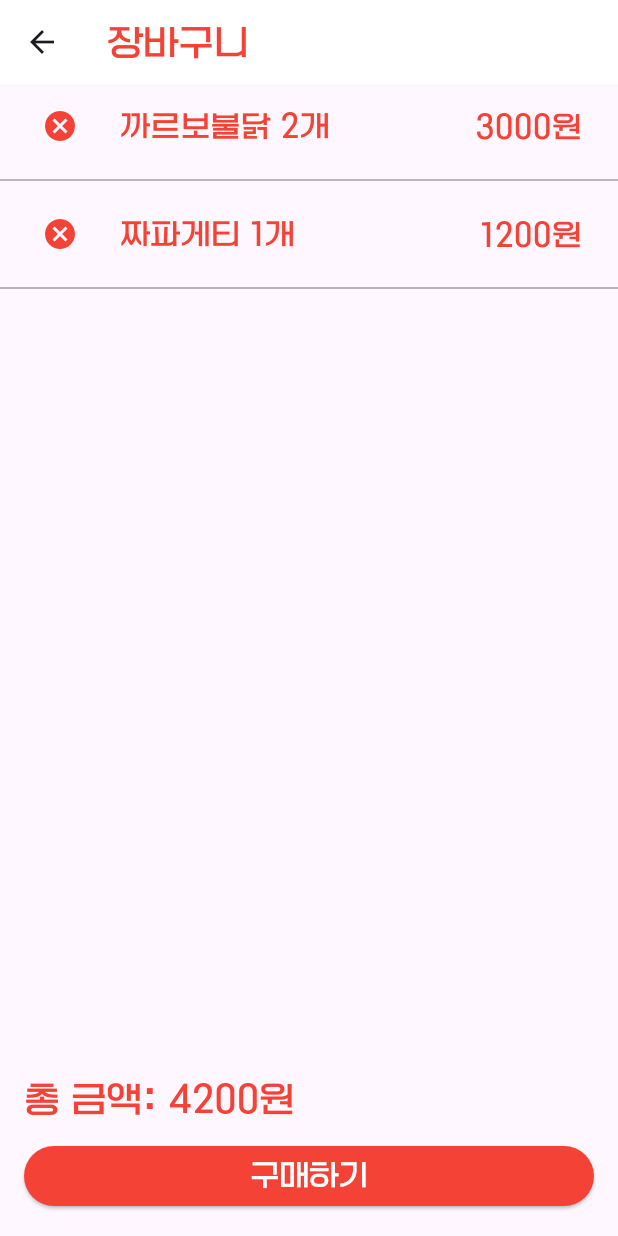
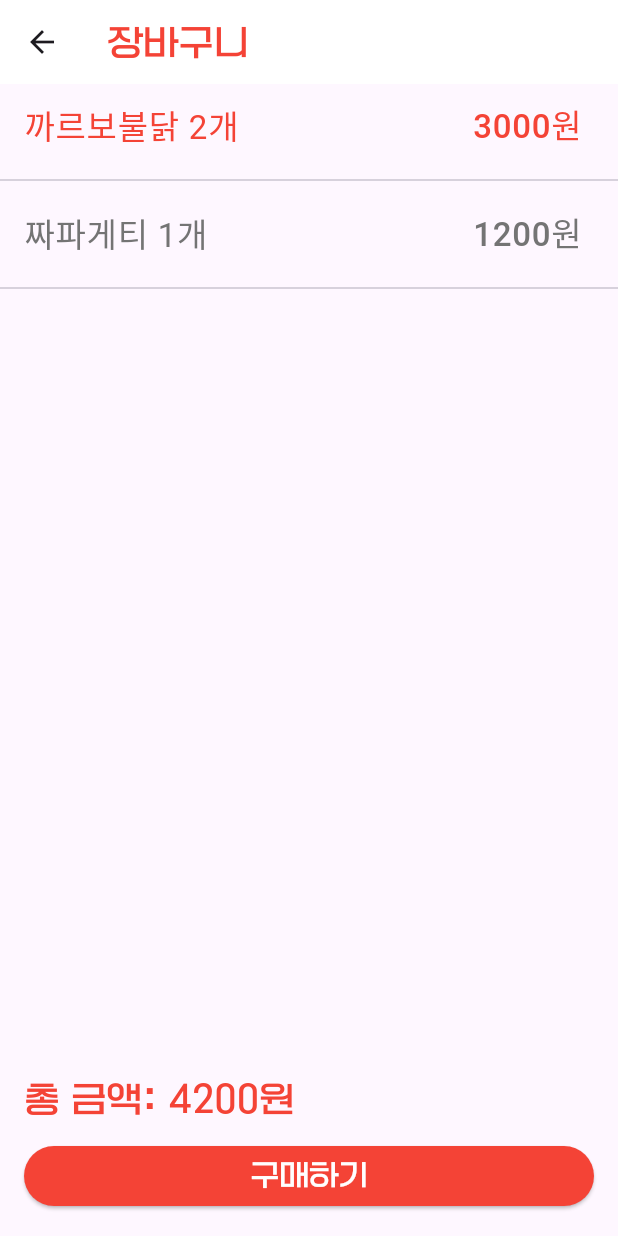
Before and after one commit to MyKnow/ishopping, a Flutter app: the ShoppingBagScreen screen opened directly, after a tap on "구매하기", on a phone screen of 412 x 824 dp. Run offline on Flutter 3.47's test engine with Material 3 defaults, Android fonts, the phone set to English and light mode, and no system bars; our stand-ins replace camera, flutter_tts, geolocator, local_auth, permission_handler, vibration; missing offline and left inert: haptic_feedback, tflite_flutter.

Commit message:
장바구니 스와이프 UX 변경

```diff
--- a/lib/shopping_bag.dart
+++ b/lib/shopping_bag.dart
@@ -1,9 +1,11 @@
 import 'package:flutter/material.dart';
+import 'package:flutter_tts/flutter_tts.dart';
 import 'package:local_auth/local_auth.dart';
-// import 'cart_items.dart'; // 상품 데이터를 가져오는 파일
+import 'package:vibration/vibration.dart';
 
 class ShoppingBagScreen extends StatefulWidget {
   final Map<String, int>? shoppingbag;
+
   const ShoppingBagScreen({super.key, this.shoppingbag});
 
   @override
@@ -11,8 +13,9 @@ class ShoppingBagScreen extends StatefulWidget {
 }
 
 class _ShoppingBagScreenState extends State<ShoppingBagScreen> {
-  //List<CartItem> cartItems = [];
   int totalPrice = 0;
+  int _selectedIndex = 0;
+  FlutterTts flutterTts = FlutterTts();
 
   @override
   void initState() {
@@ -21,8 +24,41 @@ class _ShoppingBagScreenState extends State<ShoppingBagScreen> {
       cartItems.add(CartItem(
           name: name,
           quantity: quantity,
-          price: 1000)); // 가격을 1000원으로 고정, 나중에 DB걸로 바꿀 거임.
+          price: 1000)); // 가격을 1000원으로 고정, 나중에 DB로 바꿀 예정
     });
+    initializeTts();
+    readCartItems();
+  }
+
+  void initializeTts() async {
+    await flutterTts.setLanguage("ko-KR");
+    await flutterTts.setPitch(1.0);
+    await flutterTts.setSpeechRate(0.6);
+  }
+
+  void readCartItems() {
+    String toRead = '장바구니에 있는 제품: ';
+    totalPrice = 0;
+    for (var item in cartItems) {
+      totalPrice += item.price * item.quantity;
+      toRead += '${item.name} ${item.quantity}개, ';
+    }
+    toRead += '총 금액은 ${totalPrice}원 입니다.';
+    flutterTts.speak(toRead);
+  }
+
+  void readCurrentItem() {
+    if (cartItems.isNotEmpty && _selectedIndex < cartItems.length) {
+      var currentItem = cartItems[_selectedIndex];
+      flutterTts.speak('${currentItem.name}, ${currentItem.quantity}개');
+    }
+  }
+
+  void readCurrentQuantity() {
+    if (cartItems.isNotEmpty && _selectedIndex < cartItems.length) {
+      var currentItem = cartItems[_selectedIndex];
+      flutterTts.speak('${currentItem.quantity}개');
+    }
   }
 
   Future<bool> authenticateWithFingerprint() async {
@@ -30,7 +66,8 @@ class _ShoppingBagScreenState extends State<ShoppingBagScreen> {
     bool authenticated = false;
     try {
       authenticated =
-          await auth.authenticate(localizedReason: '지문을 사용하여 인증해주세요.');
+          await auth.authenticate(localizedReason: '생체 인식을 사용하여 인증해주세요.');
+      flutterTts.speak('생체 인식을 사용하여 인증해주세요.');
     } catch (e) {
       print(e);
     }
@@ -38,6 +75,7 @@ class _ShoppingBagScreenState extends State<ShoppingBagScreen> {
   }
 
   void showPurchasingPopup() {
+    flutterTts.speak('구매 중');
     showDialog(
       context: context,
       builder: (BuildContext context) {
@@ -45,11 +83,11 @@ class _ShoppingBagScreenState extends State<ShoppingBagScreen> {
           backgroundColor: Colors.white,
           title: Text("구매 중", style: TextStyle(color: Colors.red)),
           content: Column(
-            mainAxisSize: MainAxisSize.min, // 최소 크기를 갖도록 설정
+            mainAxisSize: MainAxisSize.min,
             children: <Widget>[
               SizedBox(
-                height: 50.0, // 높이와 너비를 동일하게 설정
-                width: 50.0, // CircularProgressIndicator의 크기
+                height: 50.0,
+                width: 50.0,
                 child: CircularProgressIndicator(
                   valueColor: AlwaysStoppedAnimation<Color>(Colors.grey),
                 ),
@@ -63,6 +101,7 @@ class _ShoppingBagScreenState extends State<ShoppingBagScreen> {
 
   void showPurchaseCompletePopup() {
     Navigator.pop(context); // 이전 팝업 닫기
+    flutterTts.speak('구매 완료. 구매가 성공적으로 완료되었습니다.');
     showDialog(
       context: context,
       builder: (BuildContext context) {
@@ -90,6 +129,7 @@ class _ShoppingBagScreenState extends State<ShoppingBagScreen> {
     for (var item in cartItems) {
       totalPrice += item.price * item.quantity;
     }
+
     return Scaffold(
       appBar: AppBar(
         title: Text('장바구니',
@@ -100,38 +140,75 @@ class _ShoppingBagScreenState extends State<ShoppingBagScreen> {
       body: Column(
         children: [
           Expanded(
+            child: GestureDetector(
+              onLongPress: () async {
+                if (await authenticateWithFingerprint()) {
+                  await Vibration.vibrate();
+                  executePurchase();
+                }
+              },
+              onVerticalDragEnd: (details) {
+                if (details.primaryVelocity! > 0 &&
+                    _selectedIndex < cartItems.length - 1) {
+                  setState(() {
+                    _selectedIndex++;
+                    readCurrentItem();
+                  });
+                } else if (details.primaryVelocity! < 0 && _selectedIndex > 0) {
+                  setState(() {
+                    _selectedIndex--;
+                    readCurrentItem();
+                  });
+                }
+              },
+              onHorizontalDragEnd: (details) {
+                if (details.primaryVelocity! > 0 &&
+                    cartItems[_selectedIndex].quantity < 99) {
+                  setState(() {
+                    cartItems[_selectedIndex].quantity++;
+                    readCurrentQuantity();
+                  });
+                } else if (details.primaryVelocity! < 0 &&
+                    cartItems[_selectedIndex].quantity > 0) {
+                  setState(() {
+                    cartItems[_selectedIndex].quantity--;
+                    readCurrentQuantity();
+                  });
+                }
+              },
               child: ListView.builder(
                 itemCount: cartItems.length,
+                physics: NeverScrollableScrollPhysics(), // 스크롤 비활성화
                 itemBuilder: (context, index) {
                   final item = cartItems[index];
-                return item.quantity > 0
+                  return item.quantity >= 0
                       ? Column(
                           children: [
                             ListTile(
                               title: Text('${item.name} ${item.quantity}개',
                                   style: TextStyle(
-                                    fontFamily: 'CustomFont',
-                                    color: Colors.red,
-                                    fontSize: 20)),
+                                      color: _selectedIndex == index
+                                          ? Colors.red
+                                          : Color.fromARGB(255, 116, 116, 116),
+                                      fontSize: 22)),
                               trailing: Text('${item.price * item.quantity}원',
                                   style: TextStyle(
-                                    fontFamily: 'CustomFont',
-                                    color: Colors.red,
-                                    fontSize: 20)),
-                            leading: IconButton(
-                              icon: Icon(Icons.cancel, color: Colors.red),
-                              onPressed: () {
+                                      color: _selectedIndex == index
+                                          ? Colors.red
+                                          : Color.fromARGB(255, 116, 116, 116),
+                                      fontSize: 22)),
+                              onTap: () {
                                 setState(() {
-                                  item.quantity = 0;
+                                  _selectedIndex = index;
                                 });
                               },
                             ),
-                          ),
-                          Divider(color: Colors.grey),
+                            Divider(),
                           ],
                         )
-                    : Container();
+                      : SizedBox.shrink();
                 },
+              ),
             ),
           ),
           Container(
@@ -153,12 +230,9 @@ class _ShoppingBagScreenState extends State<ShoppingBagScreen> {
                           fontSize: 20)),
                   style: ElevatedButton.styleFrom(primary: Colors.red),
                   onPressed: () async {
+                    await Vibration.vibrate();
                     if (await authenticateWithFingerprint()) {
-                      showPurchasingPopup();
-                      await Future.delayed(
-                          Duration(seconds: 2)); // '결제 중' 상태를 가정하는 시간
-                      Navigator.pop(context); // '결제 중' 팝업 닫기
-                      showPurchaseCompletePopup();
+                      executePurchase();
                     }
                   },
                 ),
@@ -168,6 +242,13 @@ class _ShoppingBagScreenState extends State<ShoppingBagScreen> {
         ],
       ),
     );
+  }
+
+  void executePurchase() async {
+    showPurchasingPopup();
+    await Future.delayed(Duration(seconds: 2));
+    Navigator.pop(context);
+    showPurchaseCompletePopup();
   }
 }
 
@@ -179,18 +260,8 @@ class CartItem {
   CartItem({required this.name, this.quantity = 0, required this.price});
 }
 
-// 장바구니에 담긴 상품 목록 (예시 데이터)
 List<CartItem> cartItems = [
   CartItem(name: '까르보불닭', quantity: 2, price: 1500),
   CartItem(name: '짜파게티', quantity: 1, price: 1200),
-  // ... 추가 상품
-  CartItem(name: '까르보불닭', price: 1500),
-  CartItem(name: '짜파게티', price: 1200),
-  CartItem(name: '진라면매운맛', price: 3500),
-  CartItem(name: '불닭볶음면', price: 5000),
-  CartItem(name: '김치사발면', price: 3000),
-  CartItem(name: '육개장', price: 4000),
-  CartItem(name: '신라면', price: 4500),
-  CartItem(name: '튀김우동', price: 4300),
-  CartItem(name: '너구리', price: 4500),
+  // ... 추가 상품 ...
 ];
```
Lines whose indentation alone changed are shown as unchanged.
